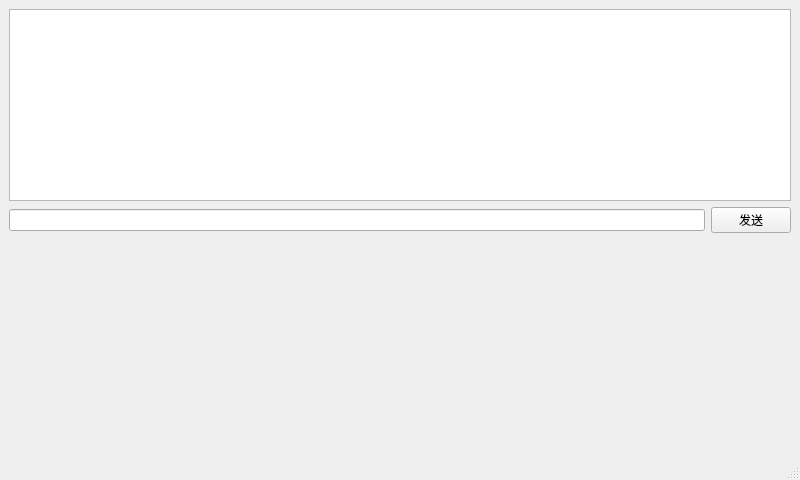
Old version of the form src/forms/mainWindows/serialPortTest.ui in the repository rrrriiiiich/iams.
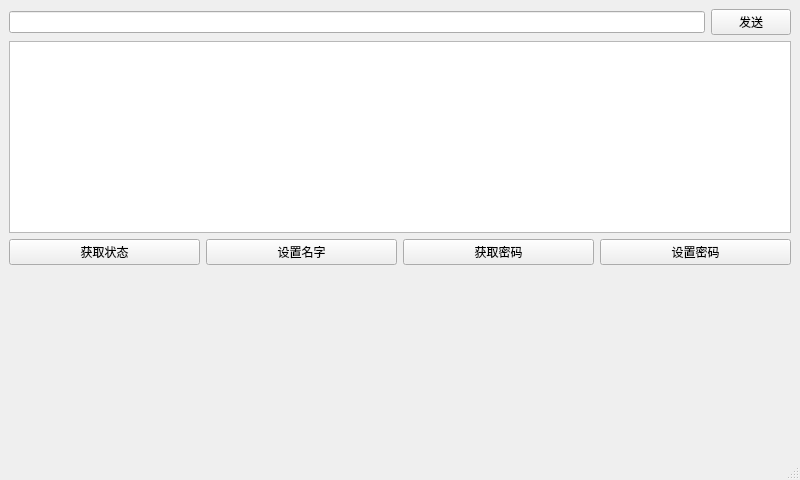
New version of the form.

The edit to the form file:
```diff
--- a/src/forms/mainWindows/serialPortTest.ui
+++ b/src/forms/mainWindows/serialPortTest.ui
@@ -16,6 +16,41 @@
   <widget class="QWidget" name="centralwidget">
    <layout class="QGridLayout" name="gridLayout">
     <item row="0" column="0">
+     <widget class="QLineEdit" name="sendLineEdit"/>
+    </item>
+    <item row="2" column="0" colspan="2">
+     <layout class="QHBoxLayout" name="horizontalLayout_2">
+      <item>
+       <widget class="QPushButton" name="statusButton">
+        <property name="text">
+         <string>获取状态</string>
+        </property>
+       </widget>
+      </item>
+      <item>
+       <widget class="QPushButton" name="setNameButton">
+        <property name="text">
+         <string>设置名字</string>
+        </property>
+       </widget>
+      </item>
+      <item>
+       <widget class="QPushButton" name="getPwdButton">
+        <property name="text">
+         <string>获取密码</string>
+        </property>
+       </widget>
+      </item>
+      <item>
+       <widget class="QPushButton" name="setPwdButton">
+        <property name="text">
+         <string>设置密码</string>
+        </property>
+       </widget>
+      </item>
+     </layout>
+    </item>
+    <item row="1" column="0" colspan="2">
      <widget class="QPlainTextEdit" name="recvPlainTextEdit">
       <property name="sizePolicy">
        <sizepolicy hsizetype="Expanding" vsizetype="Preferred">
@@ -25,21 +60,14 @@
       </property>
      </widget>
     </item>
-    <item row="1" column="0">
-     <layout class="QHBoxLayout" name="horizontalLayout">
-      <item>
-       <widget class="QLineEdit" name="sendLineEdit"/>
-      </item>
-      <item>
-       <widget class="QPushButton" name="sendButton">
-        <property name="text">
-         <string>发送</string>
-        </property>
-       </widget>
-      </item>
-     </layout>
+    <item row="0" column="1">
+     <widget class="QPushButton" name="sendButton">
+      <property name="text">
+       <string>发送</string>
+      </property>
+     </widget>
     </item>
-    <item row="2" column="0">
+    <item row="3" column="0">
      <spacer name="verticalSpacer">
       <property name="orientation">
        <enum>Qt::Vertical</enum>
```
